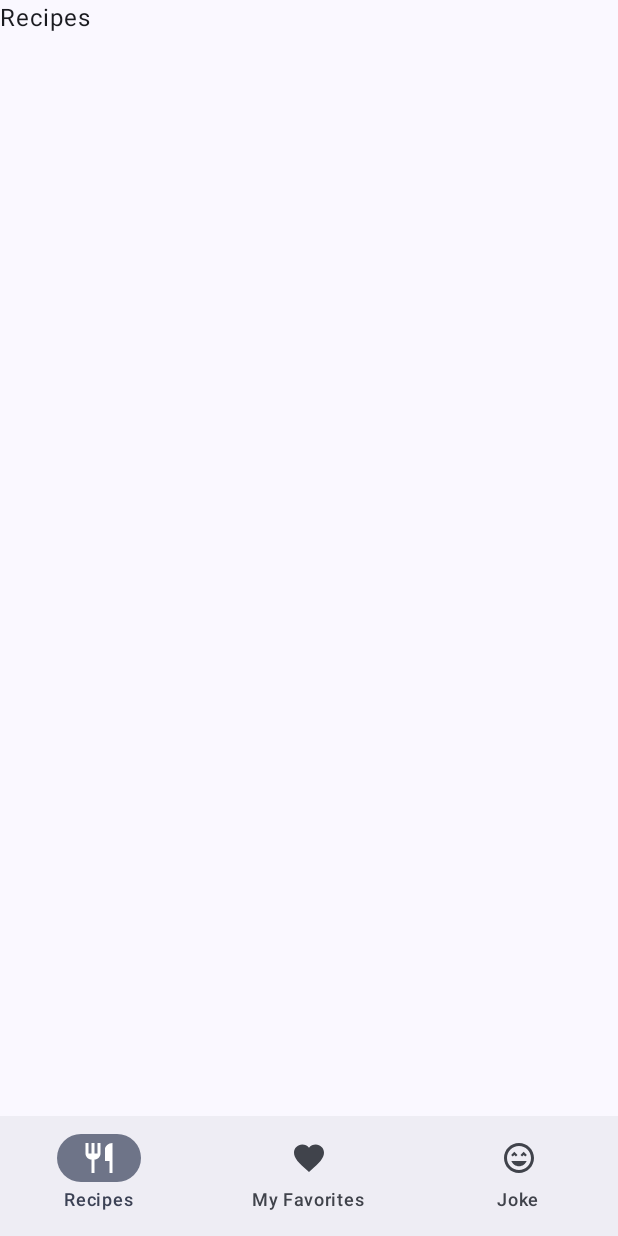
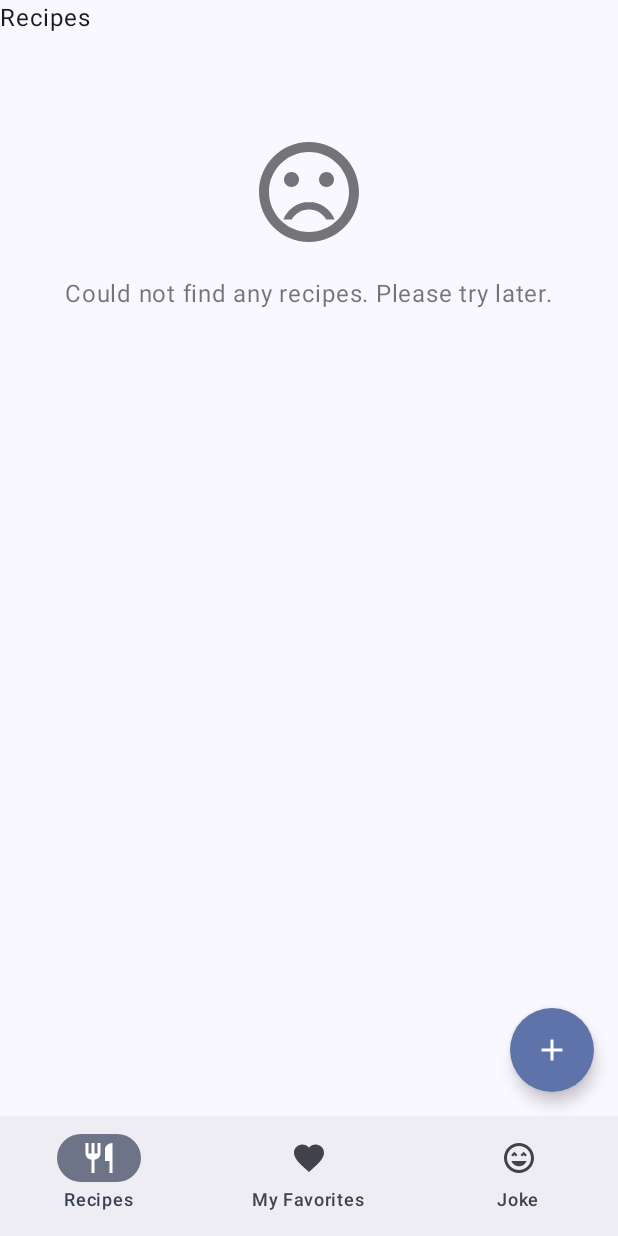
Before and after one commit to tgsse/cookbook, an Android app built with Jetpack Compose: the screen it shows after launch (MainActivity), on a phone screen of 412 x 824 dp. Run offline under Robolectric (Android 15) with nearby library versions, the phone set to English and light mode, and no system bars.

Commit message:
added NoRecipes screen

```diff
--- a/app/src/main/java/com/ix/cookbook/MainActivity.kt
+++ b/app/src/main/java/com/ix/cookbook/MainActivity.kt
@@ -5,7 +5,7 @@ import androidx.activity.ComponentActivity
 import androidx.activity.compose.setContent
 import androidx.navigation.compose.rememberNavController
 import com.ix.cookbook.navigation.NavigationHost
-import com.ix.cookbook.ui.theme.CookBookTheme
+import com.ix.cookbook.ui.theme.CookbookTheme
 
 class MainActivity : ComponentActivity() {
 
@@ -13,7 +13,7 @@ class MainActivity : ComponentActivity() {
         super.onCreate(savedInstanceState)
         setContent {
             val navController = rememberNavController()
-            CookBookTheme {
+            CookbookTheme {
                 NavigationHost(navController)
             }
         }
--- a/app/src/main/java/com/ix/cookbook/navigation/NavigationHost.kt
+++ b/app/src/main/java/com/ix/cookbook/navigation/NavigationHost.kt
@@ -8,9 +8,9 @@ import androidx.compose.ui.Modifier
 import androidx.navigation.NavHostController
 import androidx.navigation.compose.NavHost
 import androidx.navigation.compose.composable
-import com.ix.cookbook.screens.FavoriteRecipesScreen
-import com.ix.cookbook.screens.FoodJokeScreen
-import com.ix.cookbook.screens.RecipesScreen
+import com.ix.cookbook.screens.favorites.FavoriteRecipesScreen
+import com.ix.cookbook.screens.joke.FoodJokeScreen
+import com.ix.cookbook.screens.recipes.RecipesScreen
 
 @OptIn(ExperimentalMaterial3Api::class)
 @Composable
--- a/app/src/main/java/com/ix/cookbook/screens/RecipesScreen.kt
+++ /dev/null
@@ -1,42 +0,0 @@
-package com.ix.cookbook.screens
-
-import androidx.compose.foundation.layout.fillMaxSize
-import androidx.compose.material3.MaterialTheme
-import androidx.compose.material3.Surface
-import androidx.compose.material3.Text
-import androidx.compose.runtime.Composable
-import androidx.compose.ui.Modifier
-import androidx.compose.ui.platform.LocalContext
-import androidx.compose.ui.res.stringResource
-import androidx.compose.ui.semantics.contentDescription
-import androidx.compose.ui.semantics.semantics
-import androidx.compose.ui.tooling.preview.Preview
-import com.ix.cookbook.R
-import com.ix.cookbook.ui.theme.CookBookTheme
-
-@Composable
-fun RecipesScreen() {
-    val context = LocalContext.current
-
-    Surface(
-        modifier = Modifier
-            .fillMaxSize()
-            .semantics {
-                contentDescription =
-                    context.getString(R.string.content_desc_recipes_screen)
-            },
-        color = MaterialTheme.colorScheme.background,
-    ) {
-        Text(
-            text = stringResource(R.string.screen_recipes),
-        )
-    }
-}
-
-@Preview
-@Composable
-fun RecipesPreview() {
-    CookBookTheme {
-        FoodJokeScreen()
-    }
-}
--- a/app/src/main/java/com/ix/cookbook/screens/FavoriteRecipesScreen.kt
+++ b/app/src/main/java/com/ix/cookbook/screens/favorites/FavoriteRecipesScreen.kt
@@ -1,4 +1,4 @@
-package com.ix.cookbook.screens
+package com.ix.cookbook.screens.favorites
 
 import androidx.compose.foundation.layout.Column
 import androidx.compose.foundation.layout.fillMaxSize
@@ -13,7 +13,7 @@ import androidx.compose.ui.semantics.contentDescription
 import androidx.compose.ui.semantics.semantics
 import androidx.compose.ui.tooling.preview.Preview
 import com.ix.cookbook.R
-import com.ix.cookbook.ui.theme.CookBookTheme
+import com.ix.cookbook.ui.theme.CookbookTheme
 
 @Composable
 fun FavoriteRecipesScreen() {
@@ -37,7 +37,7 @@ fun FavoriteRecipesScreen() {
 @Preview
 @Composable
 fun FavoriteRecipesPreview() {
-    CookBookTheme {
+    CookbookTheme {
         FavoriteRecipesScreen()
     }
 }
--- a/app/src/main/java/com/ix/cookbook/screens/FoodJokeScreen.kt
+++ b/app/src/main/java/com/ix/cookbook/screens/joke/FoodJokeScreen.kt
@@ -1,4 +1,4 @@
-package com.ix.cookbook.screens
+package com.ix.cookbook.screens.joke
 
 import androidx.compose.foundation.layout.fillMaxSize
 import androidx.compose.material3.MaterialTheme
@@ -12,7 +12,7 @@ import androidx.compose.ui.semantics.contentDescription
 import androidx.compose.ui.semantics.semantics
 import androidx.compose.ui.tooling.preview.Preview
 import com.ix.cookbook.R
-import com.ix.cookbook.ui.theme.CookBookTheme
+import com.ix.cookbook.ui.theme.CookbookTheme
 
 @Composable
 fun FoodJokeScreen() {
@@ -34,7 +34,7 @@ fun FoodJokeScreen() {
 @Preview
 @Composable
 fun FoodJokePreview() {
-    CookBookTheme {
+    CookbookTheme {
         FoodJokeScreen()
     }
 }
--- /dev/null
+++ b/app/src/main/java/com/ix/cookbook/screens/recipes/RecipesScreen.kt
@@ -0,0 +1,77 @@
+package com.ix.cookbook.screens.recipes
+
+import android.util.Log
+import androidx.compose.foundation.interaction.MutableInteractionSource
+import androidx.compose.foundation.layout.Column
+import androidx.compose.foundation.layout.fillMaxSize
+import androidx.compose.foundation.layout.padding
+import androidx.compose.foundation.shape.CircleShape
+import androidx.compose.material.icons.Icons
+import androidx.compose.material.icons.filled.Add
+import androidx.compose.material3.ExperimentalMaterial3Api
+import androidx.compose.material3.FloatingActionButton
+import androidx.compose.material3.Icon
+import androidx.compose.material3.MaterialTheme
+import androidx.compose.material3.Scaffold
+import androidx.compose.material3.Surface
+import androidx.compose.material3.Text
+import androidx.compose.runtime.Composable
+import androidx.compose.ui.Modifier
+import androidx.compose.ui.platform.LocalContext
+import androidx.compose.ui.res.stringResource
+import androidx.compose.ui.semantics.contentDescription
+import androidx.compose.ui.semantics.semantics
+import androidx.compose.ui.tooling.preview.Preview
+import com.ix.cookbook.R
+import com.ix.cookbook.screens.joke.FoodJokeScreen
+import com.ix.cookbook.screens.recipes.components.NoRecipes
+import com.ix.cookbook.ui.theme.CookbookTheme
+
+@OptIn(ExperimentalMaterial3Api::class)
+@Composable
+fun RecipesScreen() {
+    val context = LocalContext.current
+
+    fun onFabClick() {
+        Log.d("TAG", "click")
+    }
+
+    Scaffold(
+        floatingActionButton = {
+            FloatingActionButton(
+                shape = CircleShape,
+                onClick = { onFabClick() },
+                interactionSource = MutableInteractionSource(),
+            ) {
+                Icon(Icons.Filled.Add, "Add new recipe button.")
+            }
+        },
+    ) { innerPadding ->
+        Surface(
+            modifier = Modifier
+                .fillMaxSize()
+                .padding(innerPadding)
+                .semantics {
+                    contentDescription =
+                        context.getString(R.string.content_desc_recipes_screen)
+                },
+            color = MaterialTheme.colorScheme.background,
+        ) {
+            Column {
+                Text(
+                    text = stringResource(R.string.screen_recipes),
+                )
+
+                NoRecipes()
+            }
+        }
+    }
+}
+
+@Preview
+@Composable
+fun RecipesPreview() {
+    CookbookTheme {
+        FoodJokeScreen()
+    }
+}
--- /dev/null
+++ b/app/src/main/java/com/ix/cookbook/screens/recipes/components/NoRecipes.kt
@@ -0,0 +1,49 @@
+package com.ix.cookbook.screens.recipes.components
+
+import androidx.compose.foundation.layout.Column
+import androidx.compose.foundation.layout.fillMaxSize
+import androidx.compose.foundation.layout.padding
+import androidx.compose.foundation.layout.size
+import androidx.compose.material.icons.Icons
+import androidx.compose.material.icons.outlined.SentimentDissatisfied
+import androidx.compose.material3.Icon
+import androidx.compose.material3.MaterialTheme
+import androidx.compose.material3.Text
+import androidx.compose.runtime.Composable
+import androidx.compose.ui.Alignment
+import androidx.compose.ui.Modifier
+import androidx.compose.ui.draw.alpha
+import androidx.compose.ui.res.stringResource
+import androidx.compose.ui.tooling.preview.Preview
+import androidx.compose.ui.unit.dp
+import com.ix.cookbook.R
+import com.ix.cookbook.ui.theme.CookbookTheme
+import com.ix.cookbook.ui.theme.spacing
+
+@Composable
+fun NoRecipes() {
+    Column(
+        horizontalAlignment = Alignment.CenterHorizontally,
+        modifier = Modifier
+            .fillMaxSize()
+            .padding(top = MaterialTheme.spacing.xl)
+            .alpha(.6f),
+    ) {
+        Icon(
+            imageVector = Icons.Outlined.SentimentDissatisfied,
+            contentDescription = null,
+            modifier = Modifier
+                .padding(bottom = MaterialTheme.spacing.m)
+                .size(80.dp),
+        )
+        Text(stringResource(R.string.error_recipes_not_found))
+    }
+}
+
+@Preview
+@Composable
+fun NoRecipesPreview() {
+    CookbookTheme {
+        NoRecipes()
+    }
+}
--- a/app/src/main/java/com/ix/cookbook/ui/theme/Theme.kt
+++ b/app/src/main/java/com/ix/cookbook/ui/theme/Theme.kt
@@ -38,7 +38,7 @@ private val lightColorScheme = lightColorScheme(
 )
 
 @Composable
-fun CookBookTheme(
+fun CookbookTheme(
     darkTheme: Boolean = isSystemInDarkTheme(),
     // Dynamic color is available on Android 12+
     dynamicColor: Boolean = true,
--- a/app/src/main/res/values/strings.xml
+++ b/app/src/main/res/values/strings.xml
@@ -10,4 +10,5 @@
     <string name="content_desc_recipes_tab">recipes tab</string>
     <string name="content_desc_favorite_recipes_tab">favorite recipes tab</string>
     <string name="content_desc_food_joke_tab">food joke tab</string>
+    <string name="error_recipes_not_found">Could not find any recipes. Please try later.</string>
 </resources>
```
Also changed, not shown: 1 other file.
